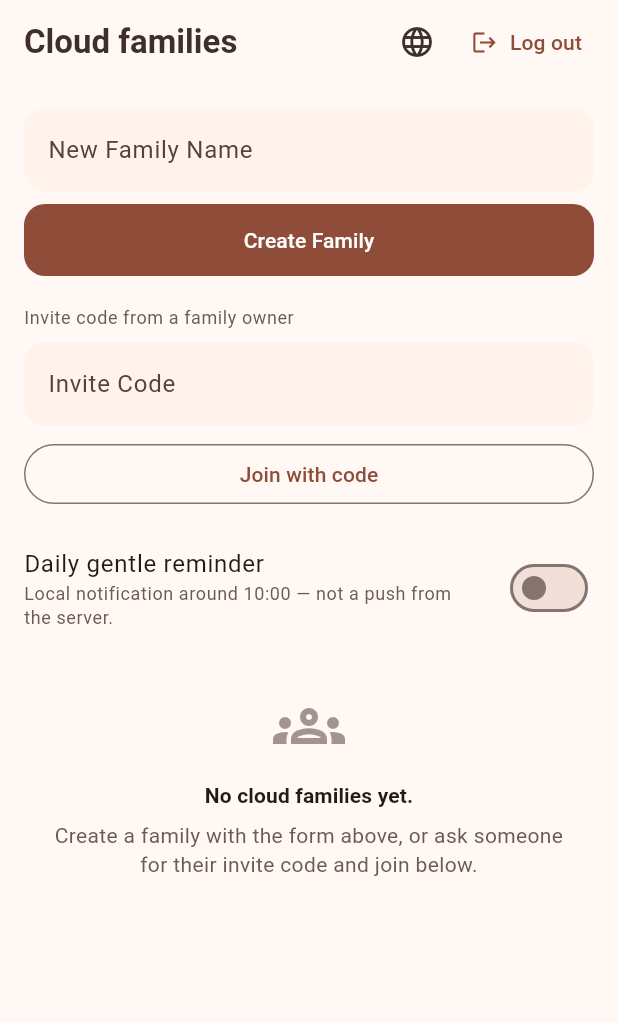
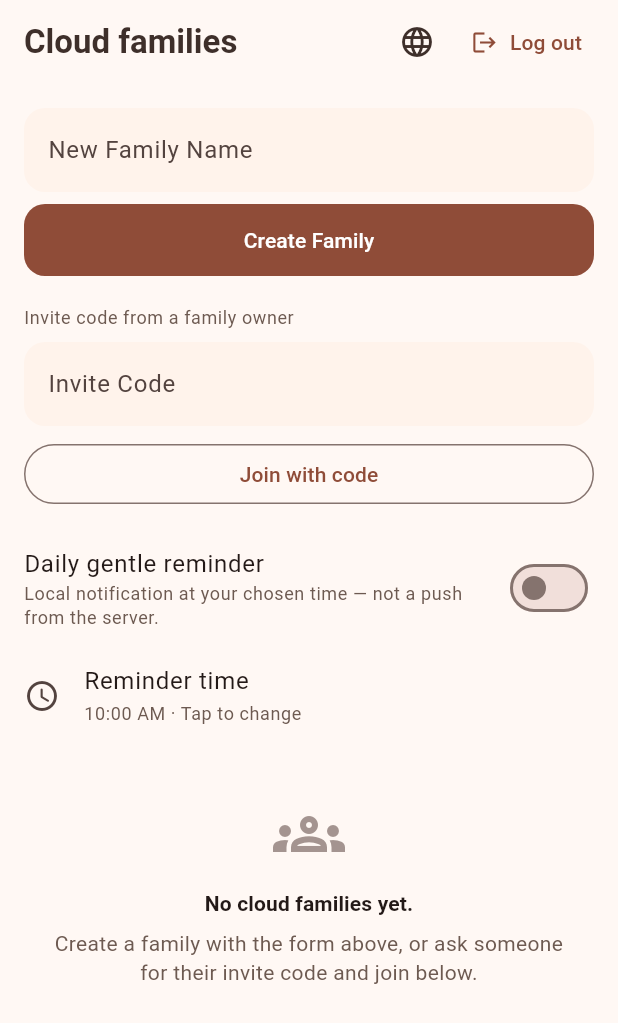
Before and after one commit to Kay-Jin/Family-APP, a Flutter app: the screen it shows once a user with an empty profile is signed in, on a phone screen of 412 x 824 dp. Shown: the top 1023 px of the screen. Run offline on Flutter 3.47's test engine with Material 3 defaults, Android fonts, the phone set to English and light mode, and no system bars; our stand-ins replace firebase_core, firebase_messaging, flutter_local_notifications, image_picker, just_audio, shared_preferences and 2 more; missing offline and left inert: fluwx, record; accounts and stored records are empty; network calls fail.

Commit message:
Dual-mode care notification switches Cloud tab; configurable reminder time
Made-with: Cursor

```diff
--- a/mobile/lib/l10n/app_strings.dart
+++ b/mobile/lib/l10n/app_strings.dart
@@ -271,7 +271,10 @@ class AppStrings {
       'companion_open_photos_tab': 'Open family Photos tab (together)',
       'medical_reload_from_cloud': 'Reload from cloud',
       'care_daily_local_reminder': 'Daily gentle reminder',
-      'care_daily_local_reminder_subtitle': 'Local notification around 10:00 — not a push from the server.',
+      'care_daily_local_reminder_subtitle': 'Local notification at your chosen time — not a push from the server.',
+      'care_daily_reminder_time': 'Reminder time',
+      'care_daily_reminder_tap_change': 'Tap to change',
+      'snack_reminder_time_updated': 'Reminder time updated.',
       'care_notif_daily_title': 'Family care',
       'care_notif_daily_body': 'Take a moment to check in with your family.',
     },
@@ -515,7 +518,10 @@ class AppStrings {
       'companion_open_photos_tab': '打开家庭「照片」标签（一起看）',
       'medical_reload_from_cloud': '从云端重新载入',
       'care_daily_local_reminder': '每日温和提醒',
-      'care_daily_local_reminder_subtitle': '本机约在 10:00 提醒，非服务端推送。',
+      'care_daily_local_reminder_subtitle': '在您设定的时间发出本地提醒，非服务端推送。',
+      'care_daily_reminder_time': '提醒时间',
+      'care_daily_reminder_tap_change': '点击修改',
+      'snack_reminder_time_updated': '已更新提醒时间。',
       'care_notif_daily_title': '家庭关怀',
       'care_notif_daily_body': '抽空看看家人、问候一声吧。',
     },
@@ -760,7 +766,10 @@ class AppStrings {
       'companion_open_photos_tab': '가족 사진 탭 열기(함께)',
       'medical_reload_from_cloud': '클라우드에서 다시 불러오기',
       'care_daily_local_reminder': '매일 부드러운 알림',
-      'care_daily_local_reminder_subtitle': '기기 로컬 알림(약 10시), 서버 푸시 아님.',
+      'care_daily_local_reminder_subtitle': '설정한 시간에 기기 로컬 알림, 서버 푸시 아님.',
+      'care_daily_reminder_time': '알림 시간',
+      'care_daily_reminder_tap_change': '탭하여 변경',
+      'snack_reminder_time_updated': '알림 시간이 변경되었습니다.',
       'care_notif_daily_title': '가족 케어',
       'care_notif_daily_body': '가족에게 안부를 나눌 시간이에요.',
     },
--- a/mobile/lib/push/care_local_notifications.dart
+++ b/mobile/lib/push/care_local_notifications.dart
@@ -20,6 +20,15 @@ class CareLocalNotifications {
   static const prefEnabled = 'care_daily_local_reminder_v1';
   static const prefTitle = 'care_notif_title_stored_v1';
   static const prefBody = 'care_notif_body_stored_v1';
+  static const prefHour = 'care_daily_reminder_hour_v1';
+  static const prefMinute = 'care_daily_reminder_minute_v1';
+
+  /// When non-null (set by [DualSessionShell]), notification tap switches to cloud tab instead of pushing a route.
+  static VoidCallback? _dualSessionOpenCloudTab;
+
+  static void registerDualSessionCloudTabHandler(VoidCallback? fn) {
+    _dualSessionOpenCloudTab = fn;
+  }
 
   /// Payload on scheduled notifications; tap opens [SupabaseFamilyScreen] when signed in.
   static const payloadOpenCloudFamilies = 'open_cloud_families';
@@ -31,9 +40,15 @@ class CareLocalNotifications {
   }
 
   static void _openCloudFamiliesIfSignedIn() {
+    if (Supabase.instance.client.auth.currentSession == null) return;
+    if (_dualSessionOpenCloudTab != null) {
+      _dualSessionOpenCloudTab!();
+      return;
+    }
     final nav = _navigatorKey?.currentState;
     if (nav == null) return;
-    if (Supabase.instance.client.auth.currentSession == null) return;
+    // Cloud-only root: already on list; avoid stacking another [SupabaseFamilyScreen].
+    if (!nav.canPop()) return;
     nav.push(MaterialPageRoute<void>(builder: (_) => const SupabaseFamilyScreen()));
   }
 
@@ -99,6 +114,25 @@ class CareLocalNotifications {
     return p.getBool(prefEnabled) ?? false;
   }
 
+  static Future<TimeOfDay> getReminderTime() async {
+    final p = await SharedPreferences.getInstance();
+    final h = (p.getInt(prefHour) ?? 10).clamp(0, 23);
+    final m = (p.getInt(prefMinute) ?? 0).clamp(0, 59);
+    return TimeOfDay(hour: h, minute: m);
+  }
+
+  /// Persists hour/minute and reschedules if the daily reminder is on.
+  static Future<void> setReminderTime({required int hour, required int minute}) async {
+    final p = await SharedPreferences.getInstance();
+    await p.setInt(prefHour, hour.clamp(0, 23));
+    await p.setInt(prefMinute, minute.clamp(0, 59));
+    if (p.getBool(prefEnabled) != true) return;
+    final title = p.getString(prefTitle);
+    final body = p.getString(prefBody);
+    if (title == null || body == null || title.isEmpty || body.isEmpty) return;
+    await _scheduleDaily(title: title, body: body);
+  }
+
   static Future<void> setEnabled({
     required bool enabled,
     required String title,
@@ -138,8 +172,11 @@ class CareLocalNotifications {
 
   static Future<void> _scheduleDaily({required String title, required String body}) async {
     if (kIsWeb) return;
+    final p = await SharedPreferences.getInstance();
+    final hh = (p.getInt(prefHour) ?? 10).clamp(0, 23);
+    final mm = (p.getInt(prefMinute) ?? 0).clamp(0, 59);
     final now = tz.TZDateTime.now(tz.local);
-    var scheduled = tz.TZDateTime(tz.local, now.year, now.month, now.day, 10, 0);
+    var scheduled = tz.TZDateTime(tz.local, now.year, now.month, now.day, hh, mm);
     if (!scheduled.isAfter(now)) {
       scheduled = scheduled.add(const Duration(days: 1));
     }
--- a/mobile/lib/screens/supabase_family_screen.dart
+++ b/mobile/lib/screens/supabase_family_screen.dart
@@ -26,6 +26,7 @@ class _SupabaseFamilyScreenState extends State<SupabaseFamilyScreen> {
   List<FamilyRow> _families = [];
   bool _dailyReminder = false;
   bool _dailyReminderPrefLoaded = false;
+  TimeOfDay _reminderTime = const TimeOfDay(hour: 10, minute: 0);
 
   @override
   void initState() {
@@ -37,12 +38,29 @@ class _SupabaseFamilyScreenState extends State<SupabaseFamilyScreen> {
   Future<void> _loadDailyReminderPref() async {
     if (kIsWeb) return;
     final v = await CareLocalNotifications.isEnabled();
+    final t = await CareLocalNotifications.getReminderTime();
     if (mounted) {
       setState(() {
         _dailyReminder = v;
+        _reminderTime = t;
         _dailyReminderPrefLoaded = true;
       });
     }
+  }
+
+  Future<void> _pickReminderTime() async {
+    if (kIsWeb) return;
+    final picked = await showTimePicker(
+      context: context,
+      initialTime: _reminderTime,
+    );
+    if (picked == null || !mounted) return;
+    await CareLocalNotifications.setReminderTime(hour: picked.hour, minute: picked.minute);
+    if (!mounted) return;
+    setState(() => _reminderTime = picked);
+    ScaffoldMessenger.of(context).showSnackBar(
+      SnackBar(content: Text(_t('snack_reminder_time_updated'))),
+    );
   }
 
   Future<void> _setDailyReminder(bool value) async {
@@ -264,6 +282,16 @@ class _SupabaseFamilyScreenState extends State<SupabaseFamilyScreen> {
                 value: _dailyReminder,
                 onChanged: _setDailyReminder,
               ),
+              ListTile(
+                contentPadding: EdgeInsets.zero,
+                leading: const Icon(Icons.schedule_rounded),
+                title: Text(_t('care_daily_reminder_time')),
+                subtitle: Text(
+                  '${_reminderTime.format(context)} · ${_t('care_daily_reminder_tap_change')}',
+                  style: Theme.of(context).textTheme.bodySmall?.copyWith(color: const Color(0xFF6D5A51)),
+                ),
+                onTap: _pickReminderTime,
+              ),
             ],
             if (_error != null) ...[
               const SizedBox(height: 8),
```
Also changed, not shown: mobile/lib/screens/dual_session_shell.dart (+13 -0 lines), 1 other file.
